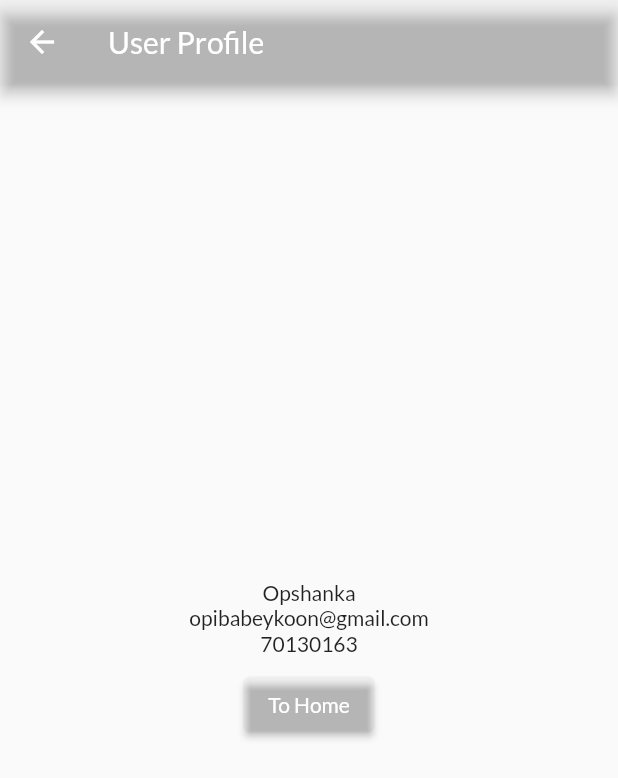
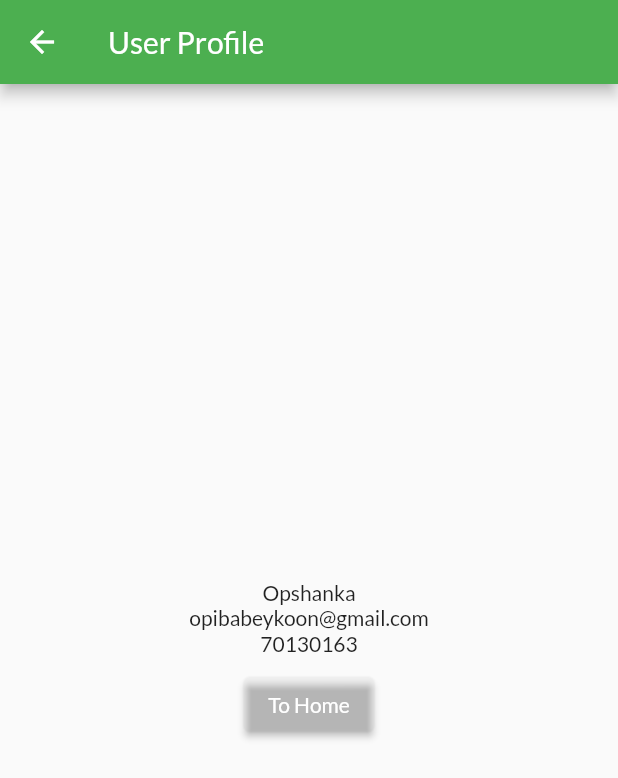
Before and after one commit to Opshanka/FlutterUCSC01, a Flutter app: the screen it shows after launch, after a tap on "User Profile", on a phone screen of 412 x 824 dp. Shown: the top 778 px of the screen. Run offline on Flutter 3.47's test engine with Material 2 defaults, Android fonts, the phone set to English and light mode, and no system bars.

Commit message:
optimized colors with theme

```diff
--- a/demo/lib/common/theme.dart
+++ b/demo/lib/common/theme.dart
@@ -21,4 +21,7 @@ ThemeData primaryTheme = ThemeData(
       900: HexColor.fromHex("#1b5e20")
     },
   ),
+  appBarTheme: AppBarTheme(
+    backgroundColor: HexColor.fromHex("#4caf50"),
+  )
 );
--- a/demo/lib/views/home_page.dart
+++ b/demo/lib/views/home_page.dart
@@ -33,7 +33,7 @@ class _HomeState extends State<Home> {
     return Scaffold(
       appBar: AppBar(
         title: Text("Home Page"),
-        backgroundColor: primaryTheme.primaryColor,
+        backgroundColor: Theme.of(context).appBarTheme.backgroundColor,
       ),
       body: Center(
         child: Column(
```
